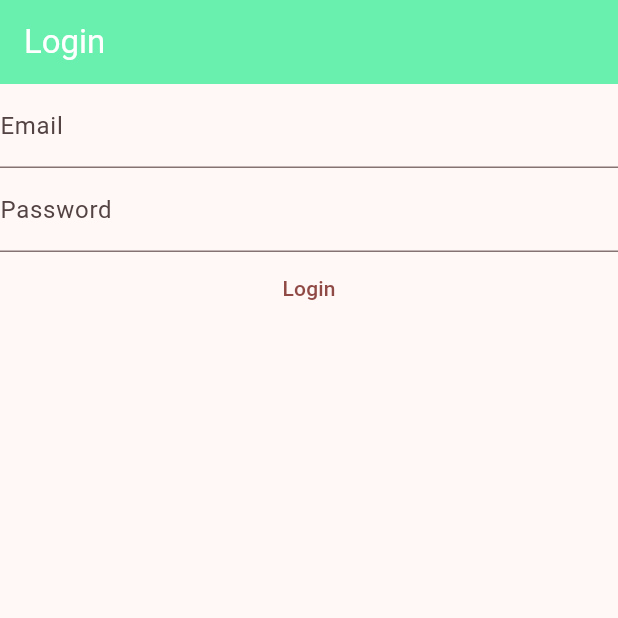
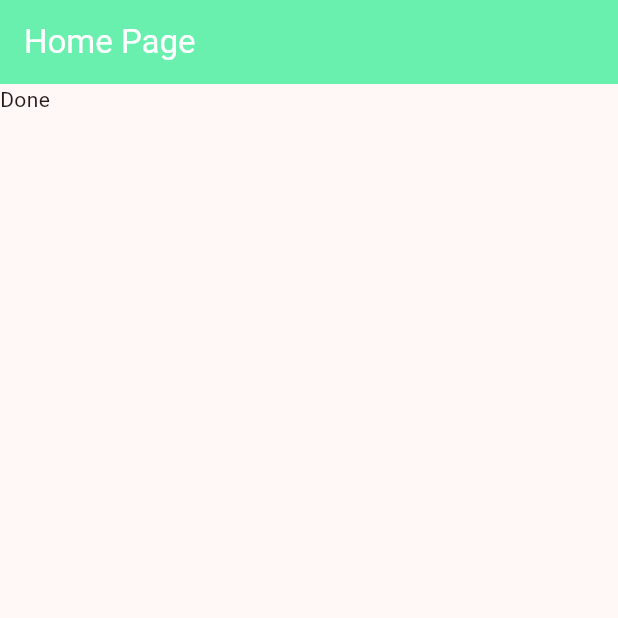
Before and after one commit to alfen-yu/NoteTakingAppFlutter, a Flutter app: the screen it shows after launch, on a phone screen of 412 x 824 dp, the top half of it. Run offline on Flutter 3.47's test engine with Material 3 defaults, Android fonts, the phone set to English and light mode, and no system bars; our stand-ins replace firebase_auth, firebase_core; accounts and stored records are empty; generated files the repository leaves out were written again.

Commit message:
fixed bugs, added a homepage screen, router to login/register

```diff
--- a/lib/main.dart
+++ b/lib/main.dart
@@ -1,17 +1,45 @@
+import 'package:dartbasics/firebase_options.dart';
+import 'package:firebase_core/firebase_core.dart';
 import 'package:flutter/material.dart';
-import './views/register_view.dart';
-import './views/login_view.dart';
 // ignore_for_file: avoid_print
 
 void main() {
   WidgetsFlutterBinding
       .ensureInitialized(); // initializes everything at the start
+
   runApp(MaterialApp(
     title: 'Flutter Start',
     theme: ThemeData(
       colorScheme: ColorScheme.fromSeed(seedColor: Colors.redAccent),
       useMaterial3: true,
     ),
-    home: const LoginView(),
+    home: const HomePage(),
   ));
 }
+
+class HomePage extends StatelessWidget {
+  const HomePage({super.key});
+
+  @override
+  Widget build(BuildContext context) {
+    return Scaffold(
+        appBar: AppBar(
+          title: const Text('Home Page'),
+          backgroundColor: Colors.greenAccent,
+          foregroundColor: Colors.white,
+        ),
+        body: FutureBuilder(
+          future: Firebase.initializeApp(
+            options: DefaultFirebaseOptions.currentPlatform,
+          ),
+          builder: (context, snapshot) {
+            switch (snapshot.connectionState) {
+              case ConnectionState.done:
+                return const Text('Done');
+              default:
+                return const Text('Loading....');
+            }
+          },
+        ));
+  }
+}
```
Also changed, not shown: 1 other file.
